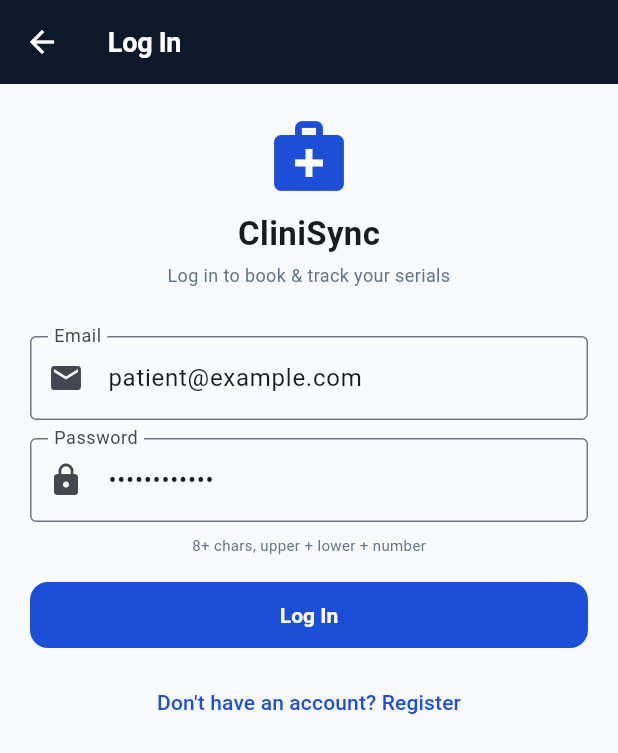
After one commit to ashraf1600/Clinisync, a Flutter app: the LoginScreen screen opened directly, on a phone screen of 412 x 824 dp. The commit adds this screen. Shown: the top 753 px of the screen. Run offline on Flutter 3.47's test engine with Material 3 defaults, Android fonts, the phone set to English and light mode, and no system bars; our stand-ins replace dio; network calls fail.

Commit message:
feat(mobile): wire to Render backend, add login, APK+Windows EXE CI

```diff
--- /dev/null
+++ b/mobile/lib/features/auth/screens/login_screen.dart
@@ -0,0 +1,95 @@
+import 'package:flutter/material.dart';
+import '../../../core/constants/app_colors.dart';
+import '../services/auth_repository.dart';
+
+class LoginScreen extends StatefulWidget {
+  const LoginScreen({super.key});
+
+  @override
+  State<LoginScreen> createState() => _LoginScreenState();
+}
+
+class _LoginScreenState extends State<LoginScreen> {
+  final _repo = AuthRepository();
+  final _email = TextEditingController(text: 'patient@example.com');
+  final _password = TextEditingController(text: 'Password123!');
+  final _name = TextEditingController();
+  bool _isRegister = false;
+  bool _loading = false;
+  String? _error;
+
+  @override
+  void dispose() {
+    _email.dispose();
+    _password.dispose();
+    _name.dispose();
+    super.dispose();
+  }
+
+  Future<void> _submit() async {
+    setState(() { _loading = true; _error = null; });
+    try {
+      if (_isRegister) {
+        if (_name.text.trim().length < 2) throw Exception('Name too short');
+        await _repo.register(_name.text.trim(), _email.text.trim(), _password.text, null);
+      } else {
+        await _repo.login(_email.text.trim(), _password.text);
+      }
+      if (mounted) Navigator.pop(context, true);
+    } catch (e) {
+      setState(() => _error = e.toString().replace('Exception: ', '').replace('DioException', 'Network error'));
+    } finally {
+      if (mounted) setState(() => _loading = false);
+    }
+  }
+
+  @override
+  Widget build(BuildContext context) {
+    return Scaffold(
+      appBar: AppBar(title: Text(_isRegister ? 'Create Account' : 'Log In')),
+      body: SingleChildScrollView(
+        padding: const EdgeInsets.all(20),
+        child: Column(
+          children: [
+            const Icon(Icons.medical_services, size: 56, color: AppColors.primary),
+            const SizedBox(height: 8),
+            const Text('CliniSync', style: TextStyle(fontSize: 22, fontWeight: FontWeight.bold)),
+            const SizedBox(height: 4),
+            Text(_isRegister ? 'Patient registration — instant serial access' : 'Log in to book & track your serials',
+                style: const TextStyle(color: AppColors.textSecondary, fontSize: 12), textAlign: TextAlign.center),
+            const SizedBox(height: 20),
+            if (_error != null)
+              Container(
+                padding: const EdgeInsets.all(10),
+                decoration: BoxDecoration(color: Colors.red.shade50, borderRadius: BorderRadius.circular(10), border: Border.all(color: Colors.red.shade200)),
+                child: Row(children: [const Icon(Icons.error_outline, size: 16, color: Colors.red), const SizedBox(width: 6), Expanded(child: Text(_error!, style: const TextStyle(fontSize: 12, color: Colors.red)))]),
+              ),
+            const SizedBox(height: 12),
+            if (_isRegister)
+              TextField(controller: _name, decoration: const InputDecoration(labelText: 'Full Name', border: OutlineInputBorder(), prefixIcon: Icon(Icons.person))),
+            if (_isRegister) const SizedBox(height: 12),
+            TextField(controller: _email, keyboardType: TextInputType.emailAddress, decoration: const InputDecoration(labelText: 'Email', border: OutlineInputBorder(), prefixIcon: Icon(Icons.email))),
+            const SizedBox(height: 12),
+            TextField(controller: _password, obscureText: true, decoration: const InputDecoration(labelText: 'Password', border: OutlineInputBorder(), prefixIcon: Icon(Icons.lock))),
+            const SizedBox(height: 8),
+            const Text('8+ chars, upper + lower + number', style: TextStyle(fontSize: 10, color: AppColors.textSecondary)),
+            const SizedBox(height: 16),
+            SizedBox(
+              width: double.infinity,
+              child: ElevatedButton(
+                style: ElevatedButton.styleFrom(backgroundColor: AppColors.primary, foregroundColor: Colors.white, padding: const EdgeInsets.symmetric(vertical: 14), shape: RoundedRectangleBorder(borderRadius: BorderRadius.circular(12))),
+                onPressed: _loading ? null : _submit,
+                child: _loading ? const SizedBox(height: 16, width: 16, child: CircularProgressIndicator(strokeWidth: 2, color: Colors.white)) : Text(_isRegister ? 'Create Account' : 'Log In'),
+              ),
+            ),
+            const SizedBox(height: 10),
+            TextButton(
+              onPressed: () => setState(() => _isRegister = !_isRegister),
+              child: Text(_isRegister ? 'Already have an account? Log In' : "Don't have an account? Register"),
+            ),
+          ],
+        ),
+      ),
+    );
+  }
+}
```
Also changed, not shown: mobile/lib/core/network/api_client.dart (+7 -3 lines), mobile/lib/features/doctors/screens/doctor_directory_screen.dart (+8 -0 lines), 1 other file.
